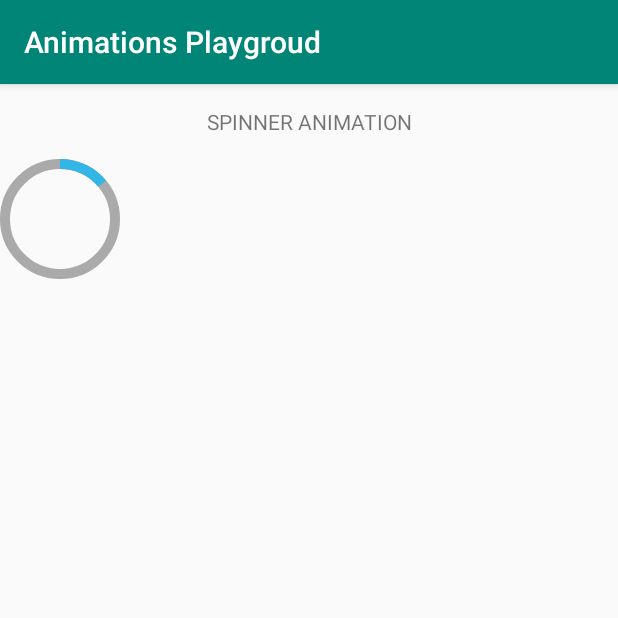
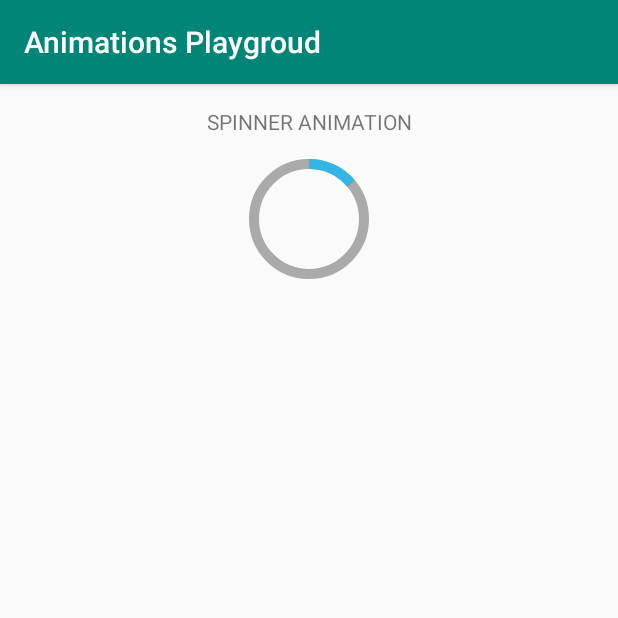
Before and after one commit to cristiantanas/animations-playground, an Android app: the screen it shows after launch (MainActivity), on a phone screen of 412 x 824 dp, the top half of it. Run offline under Robolectric (Android 15) with nearby library versions, the phone set to English and light mode, and no system bars.

Commit message:
Add spinner animation sample.

```diff
--- a/app/src/main/res/layout/activity_main.xml
+++ b/app/src/main/res/layout/activity_main.xml
@@ -14,8 +14,15 @@
         android:textAllCaps="true"
         android:padding="15dp"/>
 
-    <com.example.animationsplaygroud.SpinnerProgressIndicator
-        android:layout_width="80dp"
-        android:layout_height="80dp" />
+    <LinearLayout
+        android:layout_width="match_parent"
+        android:layout_height="wrap_content"
+        android:gravity="center">
+
+        <com.example.animationsplaygroud.SpinnerProgressIndicator
+            android:layout_width="80dp"
+            android:layout_height="80dp" />
+
+    </LinearLayout>
 
 </LinearLayout>
```
Also changed, not shown: 1 other file.
